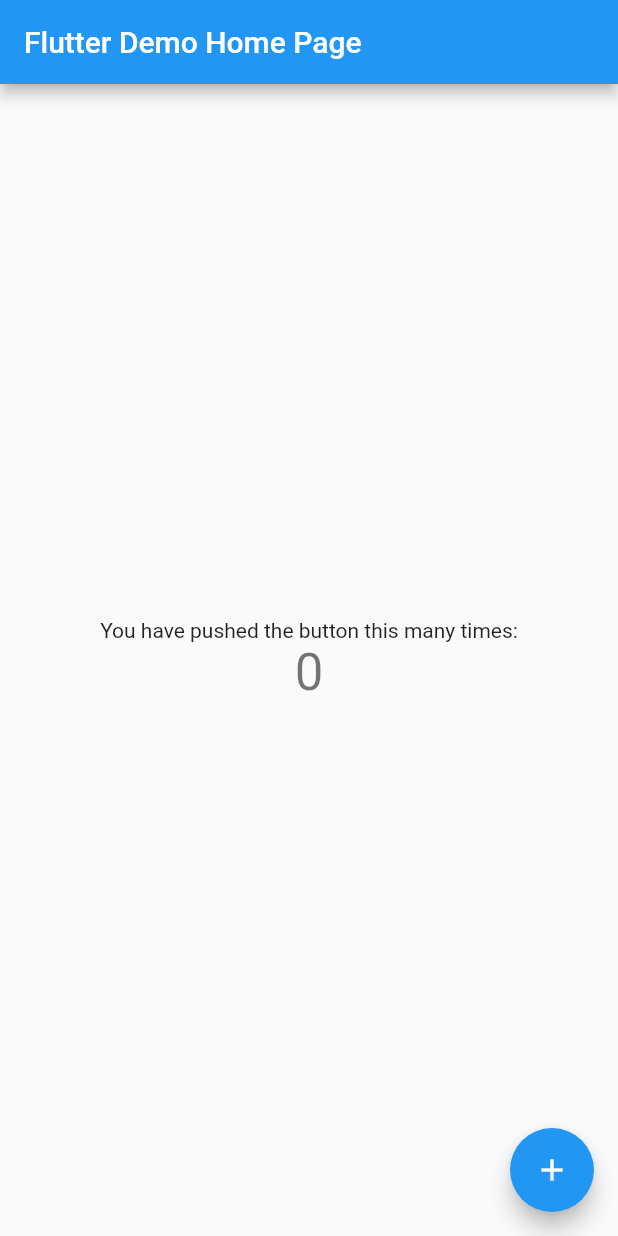
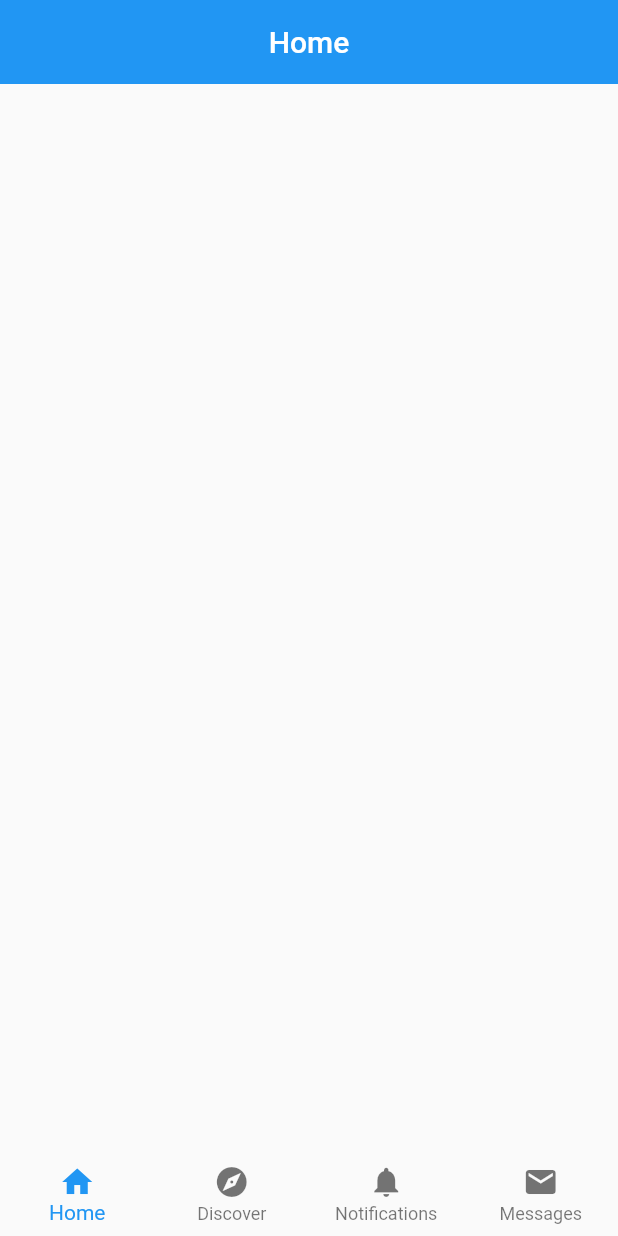
Before and after one commit to Renzo-Olivares/Twitter_App, a Flutter app: the screen it shows after launch, on a phone screen of 412 x 824 dp. Run offline on Flutter 3.47's test engine with Material 2 defaults, Android fonts, the phone set to English and light mode, and no system bars.

```diff
--- /dev/null
+++ b/lib/dash.dart
@@ -0,0 +1,58 @@
+import 'package:flutter/material.dart';
+import 'home.dart';
+import 'discover.dart';
+import 'notifications.dart';
+import 'messages.dart';
+
+class MyDashboard extends StatefulWidget {
+  @override
+  _MyDashboardState createState() => _MyDashboardState();
+}
+
+class _MyDashboardState extends State<MyDashboard> {
+  int _currentIndex = 0;
+  final List<Widget> _children = [
+    Home(),
+    Discover(),
+    Notifications(),
+    Messages(),
+  ];
+
+  @override
+  Widget build(BuildContext context) {
+    // TODO: implement build
+    return Scaffold(
+      body: _children[_currentIndex],
+      bottomNavigationBar: BottomNavigationBar(
+        type: BottomNavigationBarType.fixed,
+        onTap: onTabTapped,
+        elevation: 0,
+        currentIndex: _currentIndex,
+        items: [
+          BottomNavigationBarItem(
+            icon: Icon(Icons.home),
+            title: Text('Home'),
+          ),
+          BottomNavigationBarItem(
+            icon: Icon(Icons.explore),
+            title: Text('Discover'),
+          ),
+          BottomNavigationBarItem(
+            icon: Icon(Icons.notifications),
+            title: Text('Notifications'),
+          ),
+          BottomNavigationBarItem(
+            icon: Icon(Icons.mail),
+            title: Text('Messages'),
+          )
+        ],
+      ),
+    );
+  }
+
+  void onTabTapped(int index) {
+    setState(() {
+      _currentIndex = index;
+    });
+  }
+}
--- /dev/null
+++ b/lib/discover.dart
@@ -0,0 +1,20 @@
+import 'package:flutter/material.dart';
+
+class Discover extends StatefulWidget {
+  @override
+  _DiscoverState createState() => _DiscoverState();
+}
+
+class _DiscoverState extends State<Discover> {
+  @override
+  Widget build(BuildContext context) {
+    // TODO: implement build
+    return Scaffold(
+      appBar: AppBar(
+        elevation: 0,
+        centerTitle: true,
+        title: Text('Discover'),
+      ),
+    );
+  }
+}
--- /dev/null
+++ b/lib/home.dart
@@ -0,0 +1,20 @@
+import 'package:flutter/material.dart';
+
+class Home extends StatefulWidget {
+  @override
+  _HomeState createState() => _HomeState();
+}
+
+class _HomeState extends State<Home> {
+  @override
+  Widget build(BuildContext context) {
+    // TODO: implement build
+    return Scaffold(
+      appBar: AppBar(
+        elevation: 0,
+        centerTitle: true,
+        title: Text('Home'),
+      ),
+    );
+  }
+}
--- a/lib/main.dart
+++ b/lib/main.dart
@@ -1,4 +1,5 @@
 import 'package:flutter/material.dart';
+import 'dash.dart';
 
 void main() => runApp(MyApp());
 
@@ -7,105 +8,11 @@ class MyApp extends StatelessWidget {
   @override
   Widget build(BuildContext context) {
     return MaterialApp(
-      title: 'Flutter Demo',
-      theme: ThemeData(
-        // This is the theme of your application.
-        //
-        // Try running your application with "flutter run". You'll see the
-        // application has a blue toolbar. Then, without quitting the app, try
-        // changing the primarySwatch below to Colors.green and then invoke
-        // "hot reload" (press "r" in the console where you ran "flutter run",
-        // or simply save your changes to "hot reload" in a Flutter IDE).
-        // Notice that the counter didn't reset back to zero; the application
-        // is not restarted.
-        primarySwatch: Colors.blue,
-      ),
-      home: MyHomePage(title: 'Flutter Demo Home Page'),
+      title: 'Twitter',
+      theme: ThemeData.light(),
+      darkTheme: ThemeData.dark(),
+      debugShowCheckedModeBanner: false,
+      home: MyDashboard(),
     );
   }
 }
-
-class MyHomePage extends StatefulWidget {
-  MyHomePage({Key key, this.title}) : super(key: key);
-
-  // This widget is the home page of your application. It is stateful, meaning
-  // that it has a State object (defined below) that contains fields that affect
-  // how it looks.
-
-  // This class is the configuration for the state. It holds the values (in this
-  // case the title) provided by the parent (in this case the App widget) and
-  // used by the build method of the State. Fields in a Widget subclass are
-  // always marked "final".
-
-  final String title;
-
-  @override
-  _MyHomePageState createState() => _MyHomePageState();
-}
-
-class _MyHomePageState extends State<MyHomePage> {
-  int _counter = 0;
-
-  void _incrementCounter() {
-    setState(() {
-      // This call to setState tells the Flutter framework that something has
-      // changed in this State, which causes it to rerun the build method below
-      // so that the display can reflect the updated values. If we changed
-      // _counter without calling setState(), then the build method would not be
-      // called again, and so nothing would appear to happen.
-      _counter++;
-    });
-  }
-
-  @override
-  Widget build(BuildContext context) {
-    // This method is rerun every time setState is called, for instance as done
-    // by the _incrementCounter method above.
-    //
-    // The Flutter framework has been optimized to make rerunning build methods
-    // fast, so that you can just rebuild anything that needs updating rather
-    // than having to individually change instances of widgets.
-    return Scaffold(
-      appBar: AppBar(
-        // Here we take the value from the MyHomePage object that was created by
-        // the App.build method, and use it to set our appbar title.
-        title: Text(widget.title),
-      ),
-      body: Center(
-        // Center is a layout widget. It takes a single child and positions it
-        // in the middle of the parent.
-        child: Column(
-          // Column is also layout widget. It takes a list of children and
-          // arranges them vertically. By default, it sizes itself to fit its
-          // children horizontally, and tries to be as tall as its parent.
-          //
-          // Invoke "debug painting" (press "p" in the console, choose the
-          // "Toggle Debug Paint" action from the Flutter Inspector in Android
-          // Studio, or the "Toggle Debug Paint" command in Visual Studio Code)
-          // to see the wireframe for each widget.
-          //
-          // Column has various properties to control how it sizes itself and
-          // how it positions its children. Here we use mainAxisAlignment to
-          // center the children vertically; the main axis here is the vertical
-          // axis because Columns are vertical (the cross axis would be
-          // horizontal).
-          mainAxisAlignment: MainAxisAlignment.center,
-          children: <Widget>[
-            Text(
-              'You have pushed the button this many times:',
-            ),
-            Text(
-              '$_counter',
-              style: Theme.of(context).textTheme.display1,
-            ),
-          ],
-        ),
-      ),
-      floatingActionButton: FloatingActionButton(
-        onPressed: _incrementCounter,
-        tooltip: 'Increment',
-        child: Icon(Icons.add),
-      ), // This trailing comma makes auto-formatting nicer for build methods.
-    );
-  }
-}
--- /dev/null
+++ b/lib/messages.dart
@@ -0,0 +1,19 @@
+import 'package:flutter/material.dart';
+
+class Messages extends StatefulWidget{
+  @override
+  _MessagesState createState() => _MessagesState();
+}
+
+class _MessagesState extends State<Messages>{
+  @override
+  Widget build(BuildContext context) {
+    // TODO: implement build
+    return Scaffold(
+      appBar: AppBar(
+        elevation: 0,
+          centerTitle: true,
+          title: Text('Messages')),
+    );
+  }
+}
--- /dev/null
+++ b/lib/notifications.dart
@@ -0,0 +1,20 @@
+import 'package:flutter/material.dart';
+
+class Notifications extends StatefulWidget{
+  @override
+  _NotificationsState createState() => _NotificationsState();
+}
+
+class _NotificationsState extends State<Notifications>{
+  @override
+  Widget build(BuildContext context) {
+    // TODO: implement build
+    return Scaffold(
+      appBar: AppBar(
+        elevation: 0,
+        centerTitle: true,
+        title: Text('Notifications'),
+      ),
+    );
+  }
+}
```
